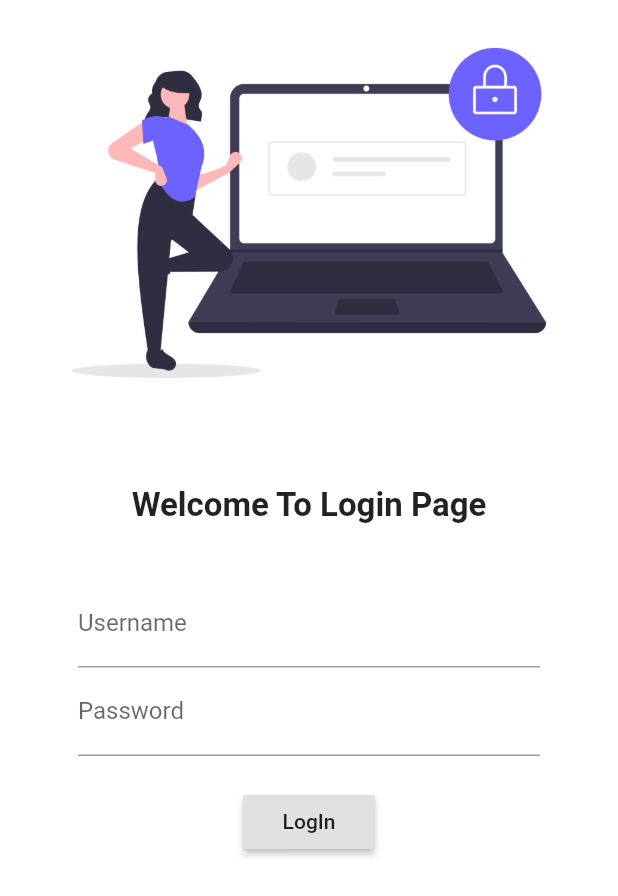
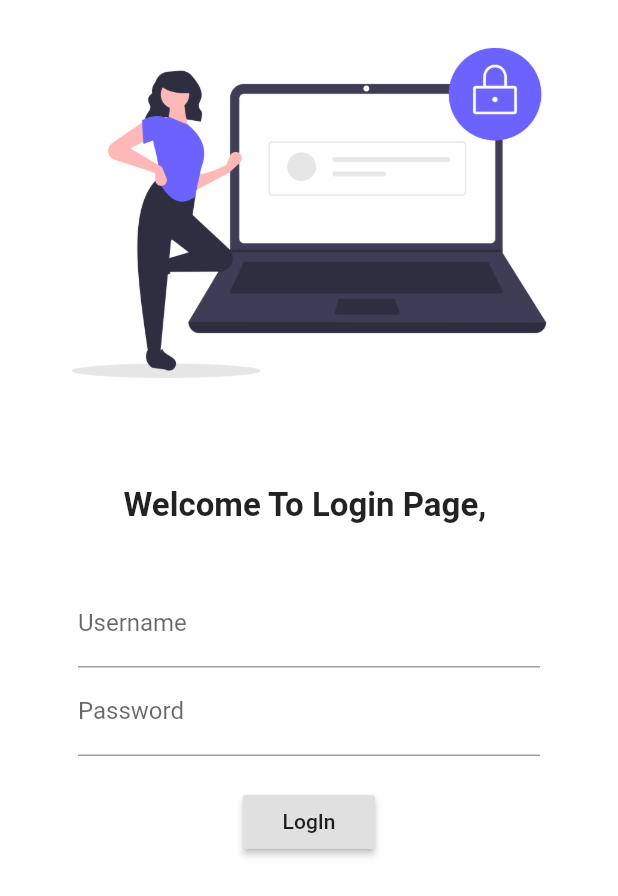
Before and after one commit to sailes123/shoppingApp, a Flutter app: the screen it shows after launch, on a phone screen of 412 x 824 dp. Shown: the top 896 px of the screen. Run offline on Flutter 3.47's test engine with Material 2 defaults, Android fonts, the phone set to English and light mode, and no system bars.

Commit message:
login page finished

```diff
--- a/lib/main.dart
+++ b/lib/main.dart
@@ -1,6 +1,7 @@
 import 'package:flutter/material.dart';
 import 'package:shopping/pages/homePage.dart';
 import 'package:shopping/pages/login.dart';
+import 'package:shopping/utilities/routes.dart';
 
 void main() {
   runApp(MyApp());
@@ -20,8 +21,8 @@ class MyApp extends StatelessWidget {
       ),
       routes: {
         "/": (context) => LogIn(),
-        "/home": (context) => HomePage(),
-        "/login": (context) => LogIn(),
+        MyRoutes.homeRoutes: (context) => HomePage(),
+        MyRoutes.loginRoutes: (context) => LogIn(),
       },
     );
   }
--- a/lib/pages/login.dart
+++ b/lib/pages/login.dart
@@ -1,10 +1,18 @@
 import 'package:flutter/material.dart';
+import 'package:shopping/utilities/routes.dart';
 
-class LogIn extends StatelessWidget {
+class LogIn extends StatefulWidget {
+  @override
+  _LogInState createState() => _LogInState();
+}
+
+class _LogInState extends State<LogIn> {
+  String name = "";
   @override
   Widget build(BuildContext context) {
     return Material(
       color: Colors.white,
+      child: SingleChildScrollView(
         child: Column(
           children: [
             Image.asset(
@@ -14,7 +22,7 @@ class LogIn extends StatelessWidget {
             SizedBox(
               height: 40,
             ),
-          Text("Welcome To Login Page",
+            Text("Welcome To Login Page, $name",
                 style: TextStyle(
                   fontSize: 22,
                   fontWeight: FontWeight.bold,
@@ -30,7 +38,12 @@ class LogIn extends StatelessWidget {
                     decoration: InputDecoration(
                       hintText: "Enter username",
                       labelText: "Username",
-                )),
+                    ),
+                    onChanged: (value) {
+                      name = value;
+                      setState(() {});
+                    },
+                  ),
                   TextFormField(
                       obscureText: true,
                       decoration: InputDecoration(
@@ -43,7 +56,7 @@ class LogIn extends StatelessWidget {
                   RaisedButton(
                     child: Text("LogIn"),
                     onPressed: () {
-                    print("Hello my login bro");
+                      Navigator.pushNamed(context, MyRoutes.homeRoutes);
                     },
                   )
                 ],
@@ -51,6 +64,7 @@ class LogIn extends StatelessWidget {
             ),
           ],
         ),
+      ),
     );
   }
 }
--- /dev/null
+++ b/lib/utilities/routes.dart
@@ -0,0 +1,4 @@
+class MyRoutes {
+  static String loginRoutes = '\login';
+  static String homeRoutes = '\home';
+}
```
Lines whose indentation alone changed are shown as unchanged.
